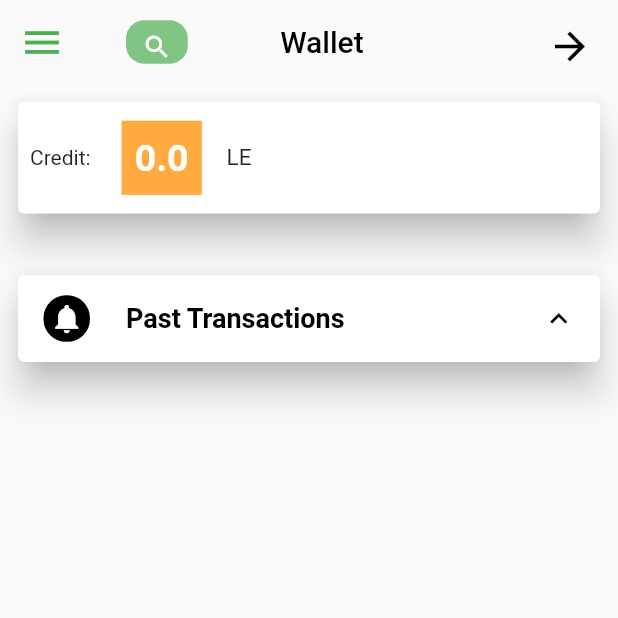
After one commit to Shehab-adel/alhoda_shop, a Flutter app: the PointsScreen screen opened by its route, on a phone screen of 412 x 824 dp, the top half of it. The commit adds this screen. Run offline on Flutter 3.47's test engine with Material 2 defaults, Android fonts, the phone set to English and light mode, and no system bars; our stand-ins replace badges, carousel_slider, font_awesome_flutter, get, smooth_page_indicator.

Commit message:
added wallet screen

```diff
--- a/lib/routes/app_routes.dart
+++ b/lib/routes/app_routes.dart
@@ -2,8 +2,10 @@ import 'package:alhoda/bindings/order_bindings.dart';
 import 'package:alhoda/view/screens/cart_screen.dart';
 import 'package:alhoda/view/screens/drawer_screen.dart';
 import 'package:alhoda/view/screens/orders_screen.dart';
+import 'package:alhoda/view/screens/point_screen.dart';
 import 'package:alhoda/view/screens/search_screen.dart';
 import 'package:alhoda/view/screens/similar_item.dart';
+import 'package:alhoda/view/screens/wallet_screen.dart';
 import 'package:get/get.dart';
 
 import '../bindings/main_bindings.dart';
@@ -16,6 +18,8 @@ class AppRoutes {
   static const cartScreenRoute = '/cart';
   static const similarCardItemsScreenRoute = '/similar_card';
   static const ordersScreenRoute = '/orders';
+  static const walletScreenRoute = '/wallet';
+  static const pointScreenRoute = '/point_screen';
 
   static final routes = [
     GetPage(
@@ -43,5 +47,13 @@ class AppRoutes {
         name: ordersScreenRoute,
         page: () => OrderScreen(),
         binding: OrderBinding()),
+    GetPage(
+      name: walletScreenRoute,
+      page: () => WalletScreen(),
+    ),
+    GetPage(
+      name: pointScreenRoute,
+      page: () => PointsScreen(),
+    ),
   ];
 }
--- /dev/null
+++ b/lib/view/screens/point_screen.dart
@@ -0,0 +1,43 @@
+import 'package:alhoda/view/widgets/wallet_screen/wallet_card_widget.dart';
+import 'package:flutter/material.dart';
+import 'package:get/get.dart';
+
+import '../shared/app_bar.dart';
+import '../widgets/main_screen/drawer/drawer_widget.dart';
+import '../widgets/wallet_screen/card_transaction_widget.dart';
+
+class PointsScreen extends StatelessWidget {
+  PointsScreen({Key? key}) : super(key: key);
+
+  late Size size;
+
+  @override
+  Widget build(BuildContext context) {
+    size = MediaQuery.of(context).size;
+    return SafeArea(
+        child: Scaffold(
+      appBar: buildAppBar(
+          context: context,
+          onPressedIcon: () {
+            Get.back();
+          },
+          title: 'Wallet'),
+      drawer: Drawer(
+        backgroundColor: Colors.green,
+        child: DrawerWidget(),
+      ),
+      body: Padding(
+        padding: const EdgeInsets.all(8.0),
+        child: Column(
+          children: [
+            WalletCardWidget(),
+            SizedBox(
+              height: size.height * 0.04,
+            ),
+            CardTransactionWidget(),
+          ],
+        ),
+      ),
+    ));
+  }
+}
--- /dev/null
+++ b/lib/view/screens/wallet_screen.dart
@@ -0,0 +1,43 @@
+import 'package:alhoda/view/widgets/wallet_screen/wallet_card_widget.dart';
+import 'package:flutter/material.dart';
+import 'package:get/get.dart';
+
+import '../shared/app_bar.dart';
+import '../widgets/main_screen/drawer/drawer_widget.dart';
+import '../widgets/wallet_screen/card_transaction_widget.dart';
+
+class WalletScreen extends StatelessWidget {
+  WalletScreen({Key? key}) : super(key: key);
+
+  late Size size;
+
+  @override
+  Widget build(BuildContext context) {
+    size = MediaQuery.of(context).size;
+    return SafeArea(
+        child: Scaffold(
+      appBar: buildAppBar(
+          context: context,
+          onPressedIcon: () {
+            Get.back();
+          },
+          title: 'Wallet'),
+      drawer: Drawer(
+        backgroundColor: Colors.green,
+        child: DrawerWidget(),
+      ),
+      body: Padding(
+        padding: const EdgeInsets.all(8.0),
+        child: Column(
+          children: [
+            WalletCardWidget(),
+            SizedBox(
+              height: size.height * 0.04,
+            ),
+            CardTransactionWidget(),
+          ],
+        ),
+      ),
+    ));
+  }
+}
--- a/lib/view/widgets/main_screen/drawer/drawer_widget.dart
+++ b/lib/view/widgets/main_screen/drawer/drawer_widget.dart
@@ -42,7 +42,7 @@ class DrawerWidget extends StatelessWidget {
                 title: 'Wallet',
                 icon: Icons.wallet,
                 onTap: () {
-                  Get.toNamed(AppRoutes.ordersScreenRoute);
+                  Get.toNamed(AppRoutes.walletScreenRoute);
                 }),
             drawerItem(
                 title: 'Points',
--- /dev/null
+++ b/lib/view/widgets/wallet_screen/card_transaction_widget.dart
@@ -0,0 +1,57 @@
+import 'package:flutter/material.dart';
+
+class CardTransactionWidget extends StatefulWidget {
+  CardTransactionWidget({Key? key}) : super(key: key);
+
+  @override
+  State<CardTransactionWidget> createState() => _CardTransactionWidgetState();
+}
+
+class _CardTransactionWidgetState extends State<CardTransactionWidget> {
+  late Size size;
+
+  bool isExpansionChanged = false;
+
+  @override
+  Widget build(BuildContext context) {
+    size = MediaQuery.of(context).size;
+    return Card(
+        elevation: 10,
+        child: ExpansionTile(
+          onExpansionChanged: (isExpansion) {
+            isExpansionChanged = !isExpansionChanged;
+            setState(() {});
+          },
+          leading: Container(
+              height: size.height * 0.04,
+              width: size.width * 0.08,
+              decoration: BoxDecoration(
+                  color: isExpansionChanged ? Colors.orange : Colors.black,
+                  borderRadius: BorderRadius.circular(16),
+                  border: Border.all(color: Colors.white)),
+              child: const Icon(
+                Icons.notifications,
+                size: 23,
+                color: Colors.white,
+              )),
+          title: const Text(
+            'Past Transactions',
+            style: TextStyle(
+                fontSize: 18, fontWeight: FontWeight.w600, color: Colors.black),
+          ),
+          trailing: Icon(
+            isExpansionChanged ? Icons.expand_more : Icons.expand_less,
+            size: 23,
+            color: isExpansionChanged ? Colors.orange : Colors.black,
+          ),
+          children: [
+            SizedBox(
+                height: size.height * 0.07,
+                child: const Text(
+                  'No Past Transactions',
+                  style: TextStyle(color: Colors.red, fontSize: 15),
+                ))
+          ],
+        ));
+  }
+}
--- /dev/null
+++ b/lib/view/widgets/wallet_screen/wallet_card_widget.dart
@@ -0,0 +1,51 @@
+import 'package:flutter/material.dart';
+
+class WalletCardWidget extends StatelessWidget {
+  WalletCardWidget({Key? key}) : super(key: key);
+
+  late Size size;
+
+  @override
+  Widget build(BuildContext context) {
+    size = MediaQuery.of(context).size;
+    return SizedBox(
+      height: size.height * 0.1,
+      child: Card(
+        elevation: 10,
+        child: Padding(
+          padding: const EdgeInsets.all(8.0),
+          child: Row(
+            children: [
+              const Text('Credit:'),
+              SizedBox(
+                width: size.width * 0.05,
+              ),
+              Container(
+                color: Colors.orangeAccent,
+                height: size.height * 0.06,
+                width: size.width * 0.13,
+                alignment: Alignment.center,
+                child: const Text(
+                  '0.0',
+                  style: TextStyle(
+                      fontWeight: FontWeight.bold,
+                      fontSize: 25,
+                      color: Colors.white),
+                ),
+              ),
+              SizedBox(
+                width: size.width * 0.04,
+              ),
+              const Text(
+                'LE',
+                style: TextStyle(
+                  fontSize: 15,
+                ),
+              ),
+            ],
+          ),
+        ),
+      ),
+    );
+  }
+}
```
